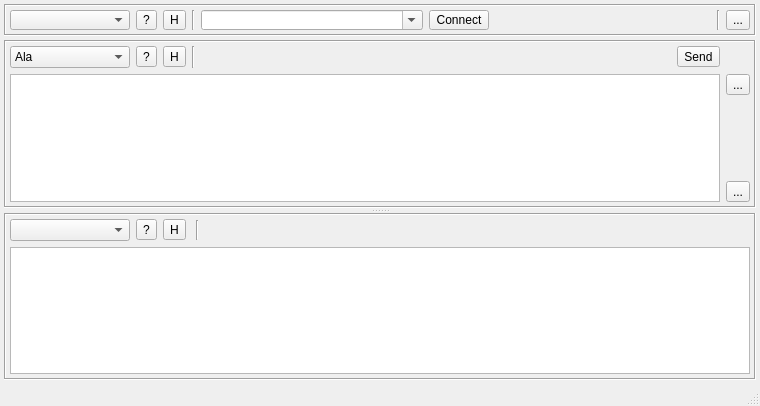
The window that rs232testng.ui (rafalka/rs232testng) describes before a commit, drawn with Qt 5.
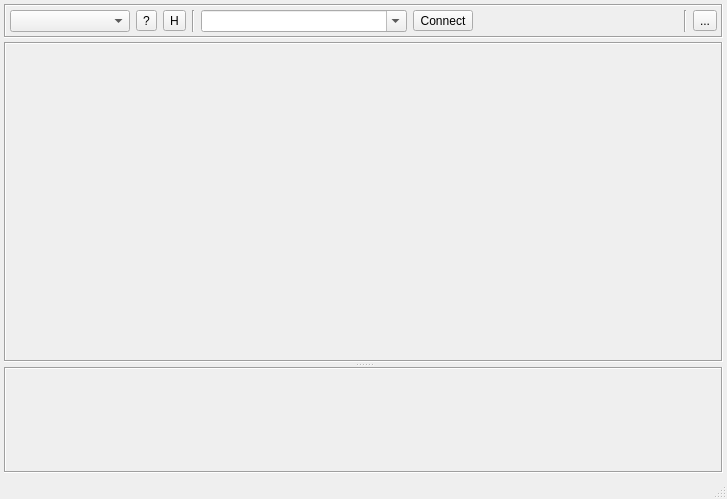
The same window after the commit. Icons and pictures are not drawn. Custom widgets are drawn as their Qt base class.

Patch:
```diff
--- a/rs232testng.ui
+++ b/rs232testng.ui
@@ -6,8 +6,8 @@
    <rect>
     <x>0</x>
     <y>0</y>
-    <width>760</width>
-    <height>406</height>
+    <width>727</width>
+    <height>499</height>
    </rect>
   </property>
   <property name="windowTitle">
@@ -164,7 +164,7 @@
       <property name="childrenCollapsible">
        <bool>false</bool>
       </property>
-      <widget class="QFrame" name="frame_2">
+      <widget class="QInputProviderManager" name="frameInMgr">
        <property name="sizePolicy">
         <sizepolicy hsizetype="Preferred" vsizetype="Preferred">
          <horstretch>0</horstretch>
@@ -184,118 +184,6 @@
         <property name="horizontalSpacing">
          <number>6</number>
         </property>
-        <item row="9" column="7">
-         <widget class="QToolButton" name="btnShowInHist">
-          <property name="text">
-           <string>...</string>
-          </property>
-         </widget>
-        </item>
-        <item row="7" column="0" rowspan="3" colspan="7">
-         <widget class="QPlainTextEdit" name="editIn">
-          <property name="minimumSize">
-           <size>
-            <width>120</width>
-            <height>60</height>
-           </size>
-          </property>
-         </widget>
-        </item>
-        <item row="7" column="7">
-         <widget class="QToolButton" name="btnShowMacros">
-          <property name="text">
-           <string>...</string>
-          </property>
-         </widget>
-        </item>
-        <item row="1" column="4">
-         <spacer name="horizontalSpacer_2">
-          <property name="orientation">
-           <enum>Qt::Horizontal</enum>
-          </property>
-          <property name="sizeHint" stdset="0">
-           <size>
-            <width>40</width>
-            <height>20</height>
-           </size>
-          </property>
-         </spacer>
-        </item>
-        <item row="1" column="0">
-         <widget class="QComboBox" name="cmbInSel">
-          <property name="minimumSize">
-           <size>
-            <width>120</width>
-            <height>0</height>
-           </size>
-          </property>
-          <property name="mouseTracking">
-           <bool>true</bool>
-          </property>
-          <property name="toolTip">
-           <string>TOOLTIP\</string>
-          </property>
-          <property name="statusTip">
-           <string>DUPA</string>
-          </property>
-          <property name="editable">
-           <bool>false</bool>
-          </property>
-          <property name="duplicatesEnabled">
-           <bool>true</bool>
-          </property>
-          <property name="modelColumn">
-           <number>0</number>
-          </property>
-          <item>
-           <property name="text">
-            <string extracomment="ALICJA">Ala</string>
-           </property>
-          </item>
-          <item>
-           <property name="text">
-            <string extracomment="Kocicja">Kot</string>
-           </property>
-          </item>
-         </widget>
-        </item>
-        <item row="1" column="1">
-         <widget class="QToolButton" name="btnInHelp">
-          <property name="text">
-           <string>?</string>
-          </property>
-         </widget>
-        </item>
-        <item row="1" column="2">
-         <widget class="QToolButton" name="btnInConf">
-          <property name="text">
-           <string>H</string>
-          </property>
-         </widget>
-        </item>
-        <item row="1" column="3">
-         <widget class="Line" name="line">
-          <property name="orientation">
-           <enum>Qt::Vertical</enum>
-          </property>
-         </widget>
-        </item>
-        <item row="1" column="6">
-         <widget class="QToolButton" name="btnInSend">
-          <property name="text">
-           <string>Send</string>
-          </property>
-          <property name="iconSize">
-           <size>
-            <width>22</width>
-            <height>22</height>
-           </size>
-          </property>
-          <property name="toolButtonStyle">
-           <enum>Qt::ToolButtonTextBesideIcon</enum>
-          </property>
-         </widget>
-        </item>
        </layout>
       </widget>
       <widget class="QFrame" name="frame_3">
@@ -305,72 +193,22 @@
        <property name="frameShadow">
         <enum>QFrame::Sunken</enum>
        </property>
-       <layout class="QGridLayout" name="gridLayout_2">
+       <layout class="QVBoxLayout" name="verticalLayout_2">
+        <property name="spacing">
+         <number>0</number>
+        </property>
         <property name="margin">
-         <number>4</number>
+         <number>0</number>
         </property>
-        <item row="0" column="0">
-         <widget class="QComboBox" name="cmbOutSel">
-          <property name="minimumSize">
-           <size>
-            <width>120</width>
-            <height>0</height>
-           </size>
-          </property>
-         </widget>
-        </item>
-        <item row="0" column="1">
-         <widget class="QToolButton" name="btnOutHelp">
-          <property name="text">
-           <string>?</string>
-          </property>
-         </widget>
-        </item>
-        <item row="0" column="4">
-         <spacer name="horizontalSpacer_3">
-          <property name="orientation">
-           <enum>Qt::Horizontal</enum>
-          </property>
-          <property name="sizeHint" stdset="0">
-           <size>
-            <width>40</width>
-            <height>20</height>
-           </size>
-          </property>
-         </spacer>
-        </item>
-        <item row="1" column="0" colspan="5">
-         <widget class="QTextEdit" name="editOut">
-          <property name="readOnly">
+        <item>
+         <widget class="QWidget" name="OutputManagerArea" native="true">
+          <property name="autoFillBackground">
            <bool>false</bool>
           </property>
          </widget>
         </item>
-        <item row="0" column="2">
-         <widget class="QToolButton" name="btnOutConf">
-          <property name="text">
-           <string>H</string>
-          </property>
-         </widget>
-        </item>
-        <item row="0" column="3">
-         <widget class="Line" name="line_3">
-          <property name="sizePolicy">
-           <sizepolicy hsizetype="Fixed" vsizetype="Fixed">
-            <horstretch>0</horstretch>
-            <verstretch>0</verstretch>
-           </sizepolicy>
-          </property>
-          <property name="minimumSize">
-           <size>
-            <width>10</width>
-            <height>20</height>
-           </size>
-          </property>
-          <property name="orientation">
-           <enum>Qt::Vertical</enum>
-          </property>
-         </widget>
+        <item>
+         <widget class="QWidget" name="OutputArea" native="true"/>
         </item>
        </layout>
       </widget>
@@ -525,6 +363,14 @@
    </property>
   </action>
  </widget>
+ <customwidgets>
+  <customwidget>
+   <class>QInputProviderManager</class>
+   <extends>QFrame</extends>
+   <header>QInputProviderManager.h</header>
+   <container>1</container>
+  </customwidget>
+ </customwidgets>
  <resources>
   <include location="resources.qrc"/>
  </resources>
```
Left out of the diff: 57 changed lines with no effect on the pictures.
